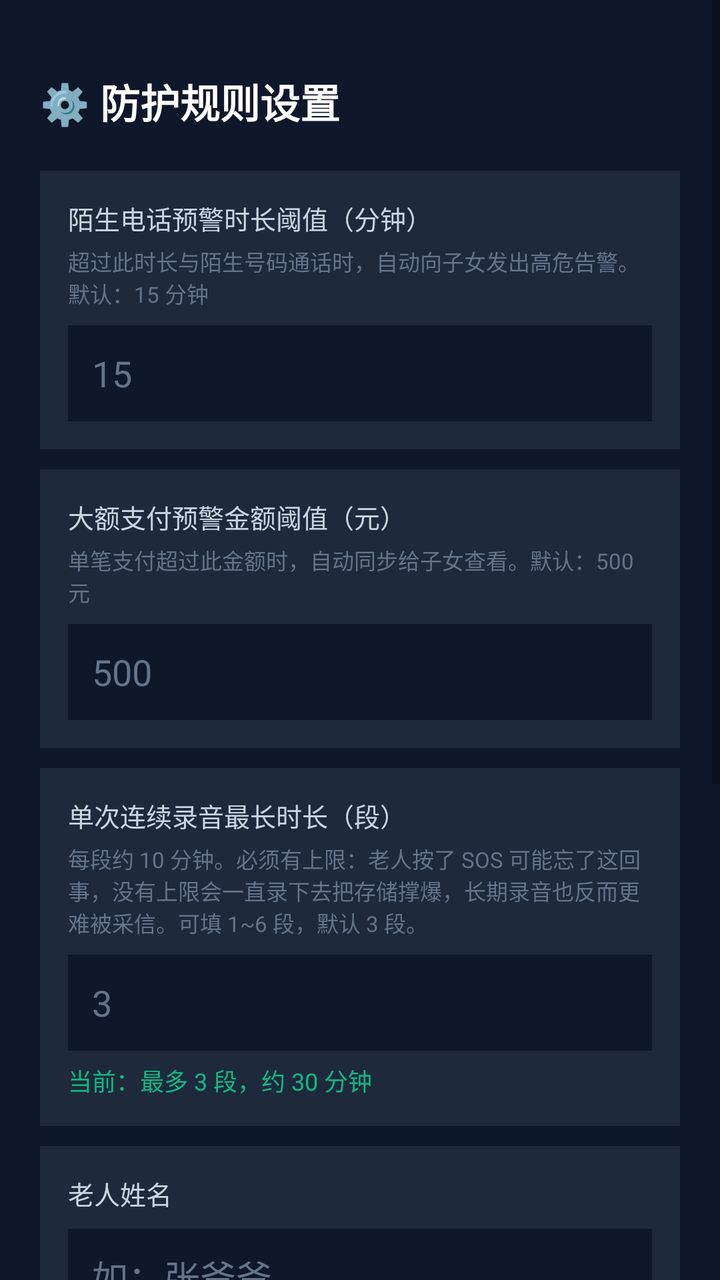
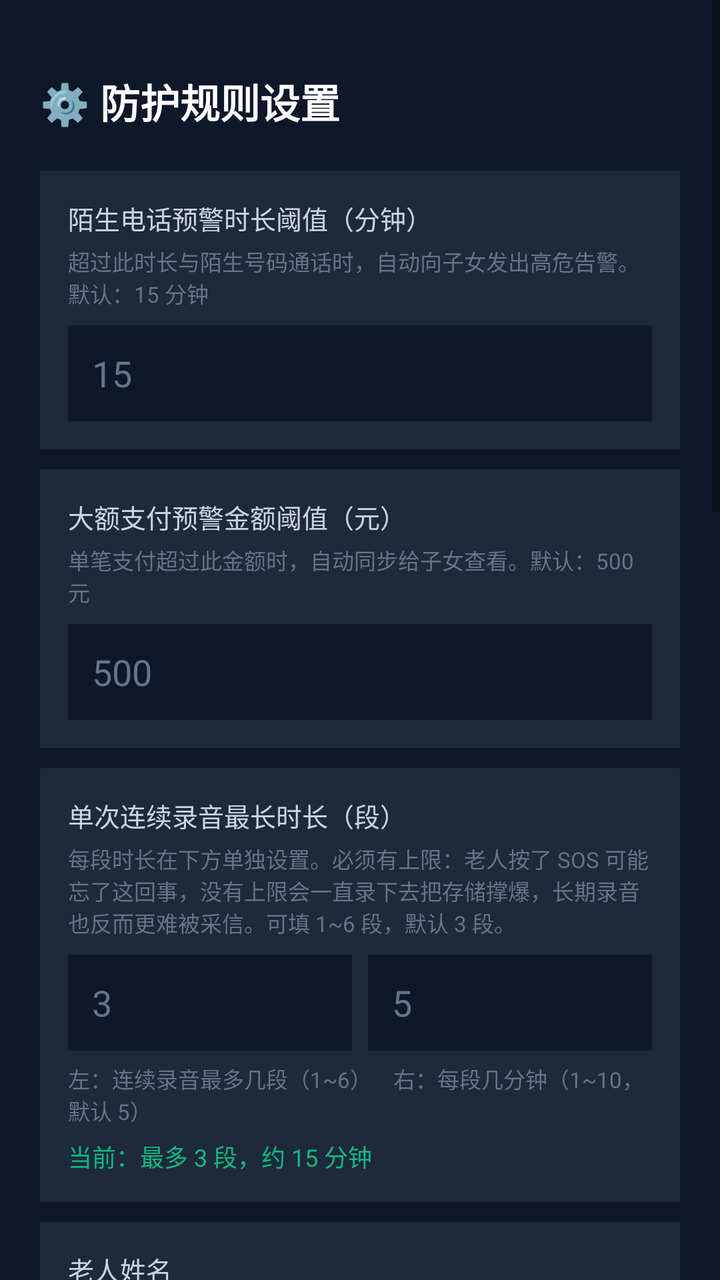

Compare the two renders of this Android layout. The source of the first and the diff that turns it into the second are given below.
<!-- AndroidManifest.xml: application theme Theme.AntiFraudGuard -->
<!-- res/layout/activity_settings.xml -->
<?xml version="1.0" encoding="utf-8"?>
<ScrollView xmlns:android="http://schemas.android.com/apk/res/android"
    android:layout_width="match_parent"
    android:layout_height="match_parent"
    android:background="#0F172A">

    <LinearLayout
        android:layout_width="match_parent"
        android:layout_height="wrap_content"
        android:orientation="vertical"
        android:padding="20dp">

        <TextView
            android:layout_width="wrap_content"
            android:layout_height="wrap_content"
            android:text="⚙️ 防护规则设置"
            android:textColor="#FFFFFF"
            android:textSize="20sp"
            android:textStyle="bold"
            android:layout_marginTop="16dp" />

        
        <LinearLayout
            android:layout_width="match_parent"
            android:layout_height="wrap_content"
            android:orientation="vertical"
            android:background="#1E293B"
            android:padding="14dp"
            android:layout_marginTop="20dp">

            <TextView
                android:layout_width="wrap_content"
                android:layout_height="wrap_content"
                android:text="陌生电话预警时长阈值（分钟）"
                android:textColor="#CBD5E1"
                android:textSize="13sp" />

            <TextView
                android:layout_width="wrap_content"
                android:layout_height="wrap_content"
                android:text="超过此时长与陌生号码通话时，自动向子女发出高危告警。默认：15 分钟"
                android:textColor="#64748B"
                android:textSize="11sp"
                android:layout_marginTop="4dp" />

            <EditText
                android:id="@+id/et_call_threshold"
                android:layout_width="match_parent"
                android:layout_height="48dp"
                android:hint="15"
                android:inputType="number"
                android:textColor="#FFFFFF"
                android:textColorHint="#64748B"
                android:background="#0F172A"
                android:paddingHorizontal="12dp"
                android:layout_marginTop="8dp" />
        </LinearLayout>

        
        <LinearLayout
            android:layout_width="match_parent"
            android:layout_height="wrap_content"
            android:orientation="vertical"
            android:background="#1E293B"
            android:padding="14dp"
            android:layout_marginTop="10dp">

            <TextView
                android:layout_width="wrap_content"
                android:layout_height="wrap_content"
                android:text="大额支付预警金额阈值（元）"
                android:textColor="#CBD5E1"
                android:textSize="13sp" />

            <TextView
                android:layout_width="wrap_content"
                android:layout_height="wrap_content"
                android:text="单笔支付超过此金额时，自动同步给子女查看。默认：500 元"
                android:textColor="#64748B"
                android:textSize="11sp"
                android:layout_marginTop="4dp" />

            <EditText
                android:id="@+id/et_payment_threshold"
                android:layout_width="match_parent"
                android:layout_height="48dp"
                android:hint="500"
                android:inputType="number"
                android:textColor="#FFFFFF"
                android:textColorHint="#64748B"
                android:background="#0F172A"
                android:paddingHorizontal="12dp"
                android:layout_marginTop="8dp" />
        </LinearLayout>

        
        <LinearLayout
            android:layout_width="match_parent"
            android:layout_height="wrap_content"
            android:orientation="vertical"
            android:background="#1E293B"
            android:padding="14dp"
            android:layout_marginTop="10dp">

            <TextView
                android:layout_width="wrap_content"
                android:layout_height="wrap_content"
                android:text="单次连续录音最长时长（段）"
                android:textColor="#CBD5E1"
                android:textSize="13sp" />

            <TextView
                android:layout_width="wrap_content"
                android:layout_height="wrap_content"
                android:text="每段约 10 分钟。必须有上限：老人按了 SOS 可能忘了这回事，没有上限会一直录下去把存储撑爆，长期录音也反而更难被采信。可填 1~6 段，默认 3 段。"
                android:textColor="#64748B"
                android:textSize="11sp"
                android:layout_marginTop="4dp" />

            <EditText
                android:id="@+id/et_rec_segments"
                android:layout_width="match_parent"
                android:layout_height="48dp"
                android:hint="3"
                android:inputType="number"
                android:textColor="#FFFFFF"
                android:textColorHint="#64748B"
                android:background="#0F172A"
                android:paddingHorizontal="12dp"
                android:layout_marginTop="8dp" />

            <TextView
                android:id="@+id/tv_rec_minutes_hint"
                android:layout_width="wrap_content"
                android:layout_height="wrap_content"
                android:text="当前：最多 3 段，约 30 分钟"
                android:textColor="#10B981"
                android:textSize="12sp"
                android:layout_marginTop="6dp" />
        </LinearLayout>

        
        <LinearLayout
            android:layout_width="match_parent"
            android:layout_height="wrap_content"
            android:orientation="vertical"
            android:background="#1E293B"
            android:padding="14dp"
            android:layout_marginTop="10dp">

            <TextView
                android:layout_width="wrap_content"
                android:layout_height="wrap_content"
                android:text="老人姓名"
                android:textColor="#CBD5E1"
                android:textSize="13sp" />

            <EditText
                android:id="@+id/et_elder_name"
                android:layout_width="match_parent"
                android:layout_height="48dp"
                android:hint="如：张爷爷"
                android:textColor="#FFFFFF"
                android:textColorHint="#64748B"
                android:background="#0F172A"
                android:paddingHorizontal="12dp"
                android:layout_marginTop="8dp" />

            <TextView
                android:layout_width="wrap_content"
                android:layout_height="wrap_content"
                android:text="老人手机号（同步到服务器，子女端可见）"
                android:textColor="#CBD5E1"
                android:textSize="13sp"
                android:layout_marginTop="12dp" />

            <EditText
                android:id="@+id/et_elder_phone"
                android:layout_width="match_parent"
                android:layout_height="48dp"
                android:hint="11 位手机号"
                android:inputType="phone"
                android:textColor="#FFFFFF"
                android:textColorHint="#64748B"
                android:background="#0F172A"
                android:paddingHorizontal="12dp"
                android:layout_marginTop="8dp" />

            <TextView
                android:layout_width="wrap_content"
                android:layout_height="wrap_content"
                android:text="已绑定守护人姓名"
                android:textColor="#CBD5E1"
                android:textSize="13sp"
                android:layout_marginTop="12dp" />

            
            <TextView
                android:id="@+id/tv_family_name"
                android:layout_width="match_parent"
                android:layout_height="wrap_content"
                android:background="#0F172A"
                android:padding="12dp"
                android:text="未绑定子女账号"
                android:textColor="#FFFFFF"
                android:textSize="15sp"
                android:layout_marginTop="8dp" />

            <TextView
                android:layout_width="wrap_content"
                android:layout_height="wrap_content"
                android:text="由子女端绑定后自动显示，换手机也不会丢；如需改名请在子女端账号中操作。"
                android:textColor="#64748B"
                android:textSize="11sp"
                android:layout_marginTop="4dp" />
        </LinearLayout>

        <TextView
            android:layout_width="wrap_content"
            android:layout_height="wrap_content"
            android:text="以上防护规则会同步到云端，换手机、重装 App 后自动恢复，不会悄悄回到默认值。"
            android:textColor="#64748B"
            android:textSize="11sp"
            android:layout_marginTop="12dp" />

        <Button
            android:id="@+id/btn_save_settings"
            android:layout_width="match_parent"
            android:layout_height="52dp"
            android:text="保存设置"
            android:backgroundTint="#10B981"
            android:textColor="#FFFFFF"
            android:textStyle="bold"
            android:layout_marginTop="20dp"
            android:layout_marginBottom="24dp" />

    </LinearLayout>
</ScrollView>
<!-- resources referenced by this layout -->
<resources>
  <style name="Theme.AntiFraudGuard" parent="Theme.MaterialComponents.DayNight.NoActionBar">
          
          <item name="colorPrimary">@color/blue_500</item>
          <item name="colorPrimaryVariant">@color/blue_700</item>
          <item name="colorOnPrimary">@color/white</item>
          
          <item name="colorSecondary">@color/emerald_500</item>
          <item name="colorSecondaryVariant">@color/emerald_700</item>
          <item name="colorOnSecondary">@color/white</item>
          
          <item name="android:statusBarColor">#0F172A</item>
          <item name="android:windowBackground">#0F172A</item>
      </style>
  <color name="blue_500">#3B82F6</color>
  <color name="blue_700">#1D4ED8</color>
  <color name="white">#FFFFFFFF</color>
  <color name="emerald_500">#10B981</color>
  <color name="emerald_700">#047857</color>
</resources>

<!-- the commit's change to res/layout/activity_settings.xml (unified diff, before → after) -->
@@ -112,28 +112,58 @@
             <TextView
                 android:layout_width="wrap_content"
                 android:layout_height="wrap_content"
-                android:text="每段约 10 分钟。必须有上限：老人按了 SOS 可能忘了这回事，没有上限会一直录下去把存储撑爆，长期录音也反而更难被采信。可填 1~6 段，默认 3 段。"
+                android:text="每段时长在下方单独设置。必须有上限：老人按了 SOS 可能忘了这回事，没有上限会一直录下去把存储撑爆，长期录音也反而更难被采信。可填 1~6 段，默认 3 段。"
                 android:textColor="#64748B"
                 android:textSize="11sp"
                 android:layout_marginTop="4dp" />
 
-            <EditText
-                android:id="@+id/et_rec_segments"
-                android:layout_width="match_parent"
-                android:layout_height="48dp"
-                android:hint="3"
-                android:inputType="number"
-                android:textColor="#FFFFFF"
-                android:textColorHint="#64748B"
-                android:background="#0F172A"
-                android:paddingHorizontal="12dp"
-                android:layout_marginTop="8dp" />
+            <LinearLayout
+                android:layout_width="match_parent"
+                android:layout_height="wrap_content"
+                android:orientation="horizontal"
+                android:layout_marginTop="8dp">
+
+                <EditText
+                    android:id="@+id/et_rec_segments"
+                    android:layout_width="0dp"
+                    android:layout_height="48dp"
+                    android:layout_weight="1"
+                    android:hint="3"
+                    android:singleLine="true"
+                    android:inputType="number"
+                    android:textColor="#FFFFFF"
+                    android:textColorHint="#64748B"
+                    android:background="#0F172A"
+                    android:paddingHorizontal="12dp" />
+
+                <EditText
+                    android:id="@+id/et_rec_segment_minutes"
+                    android:layout_width="0dp"
+                    android:layout_height="48dp"
+                    android:layout_weight="1"
+                    android:layout_marginStart="8dp"
+                    android:hint="5"
+                    android:singleLine="true"
+                    android:inputType="number"
+                    android:textColor="#FFFFFF"
+                    android:textColorHint="#64748B"
+                    android:background="#0F172A"
+                    android:paddingHorizontal="12dp" />
+            </LinearLayout>
+
+            <TextView
+                android:layout_width="wrap_content"
+                android:layout_height="wrap_content"
+                android:text="左：连续录音最多几段（1~6）    右：每段几分钟（1~10，默认 5）"
+                android:textColor="#64748B"
+                android:textSize="11sp"
+                android:layout_marginTop="6dp" />
 
             <TextView
                 android:id="@+id/tv_rec_minutes_hint"
                 android:layout_width="wrap_content"
                 android:layout_height="wrap_content"
-                android:text="当前：最多 3 段，约 30 分钟"
+                android:text="当前：最多 3 段，约 15 分钟"
                 android:textColor="#10B981"
                 android:textSize="12sp"
                 android:layout_marginTop="6dp" />
@@ -222,6 +252,109 @@
             android:textColor="#64748B"
             android:textSize="11sp"
             android:layout_marginTop="12dp" />
+
+        
+        <LinearLayout
+            android:layout_width="match_parent"
+            android:layout_height="wrap_content"
+            android:orientation="vertical"
+            android:background="#1E293B"
+            android:padding="14dp"
+            android:layout_marginTop="10dp">
+
+            <TextView
+                android:layout_width="wrap_content"
+                android:layout_height="wrap_content"
+                android:text="🩺 守护健康自检"
+                android:textColor="#FFFFFF"
+                android:textSize="15sp"
+                android:textStyle="bold" />
+
+            <TextView
+                android:id="@+id/tv_health_report"
+                android:layout_width="match_parent"
+                android:layout_height="wrap_content"
+                android:background="#0F172A"
+                android:padding="12dp"
+                android:text="正在检测…"
+                android:textColor="#CBD5E1"
+                android:textSize="12sp"
+                android:layout_marginTop="10dp"
+                android:lineSpacingExtra="3dp" />
+
+            <TextView
+                android:id="@+id/tv_health_advice"
+                android:layout_width="match_parent"
+                android:layout_height="wrap_content"
+                android:text=""
+                android:textColor="#FBBF24"
+                android:textSize="12sp"
+                android:layout_marginTop="8dp" />
+
+            <Button
+                android:id="@+id/btn_refresh_health"
+                android:layout_width="match_parent"
+                android:layout_height="46dp"
+                android:text="重新检测"
+                android:backgroundTint="#334155"
+                android:textColor="#E2E8F0"
+                android:layout_marginTop="12dp" />
+
+            
+            <Button
+                android:id="@+id/btn_fix_battery"
+                android:layout_width="match_parent"
+                android:layout_height="46dp"
+                android:text="① 关闭系统电池优化（防后台被杀）"
+                android:backgroundTint="#334155"
+                android:textColor="#E2E8F0"
+                android:layout_marginTop="8dp" />
+
+            <Button
+                android:id="@+id/btn_fix_background_location"
+                android:layout_width="match_parent"
+                android:layout_height="46dp"
+                android:text="② 位置权限改为「始终允许」"
+                android:backgroundTint="#334155"
+                android:textColor="#E2E8F0"
+                android:layout_marginTop="8dp" />
+
+            <Button
+                android:id="@+id/btn_fix_call_screening"
+                android:layout_width="match_parent"
+                android:layout_height="46dp"
+                android:text="③ 设为来电显示/骚扰拦截应用"
+                android:backgroundTint="#334155"
+                android:textColor="#E2E8F0"
+                android:layout_marginTop="8dp" />
+
+            <Button
+                android:id="@+id/btn_fix_notification_access"
+                android:layout_width="match_parent"
+                android:layout_height="46dp"
+                android:text="④ 开启通知使用权（用于监听扣款）"
+                android:backgroundTint="#334155"
+                android:textColor="#E2E8F0"
+                android:layout_marginTop="8dp" />
+
+            <Button
+                android:id="@+id/btn_fix_vendor"
+                android:layout_width="match_parent"
+                android:layout_height="46dp"
+                android:text="⑤ 自启动 / 后台弹出界面（厂商设置）"
+                android:backgroundTint="#334155"
+                android:textColor="#E2E8F0"
+                android:layout_marginTop="8dp" />
+
+            <Button
+                android:id="@+id/btn_fix_usage_access"
+                android:layout_width="match_parent"
+                android:layout_height="46dp"
+                android:text="⑥ 使用情况访问（通话中打开支付App联动）"
+                android:backgroundTint="#334155"
+                android:textColor="#E2E8F0"
+                android:layout_marginTop="8dp" />
+        </LinearLayout>
 
         <Button
             android:id="@+id/btn_save_settings"
